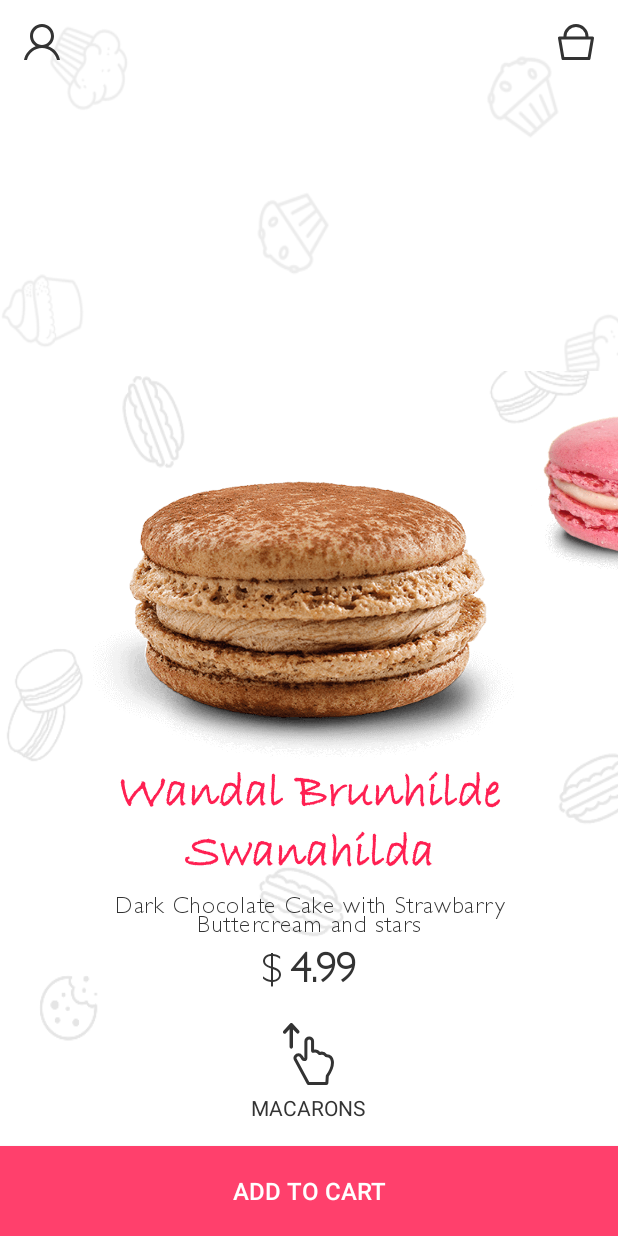
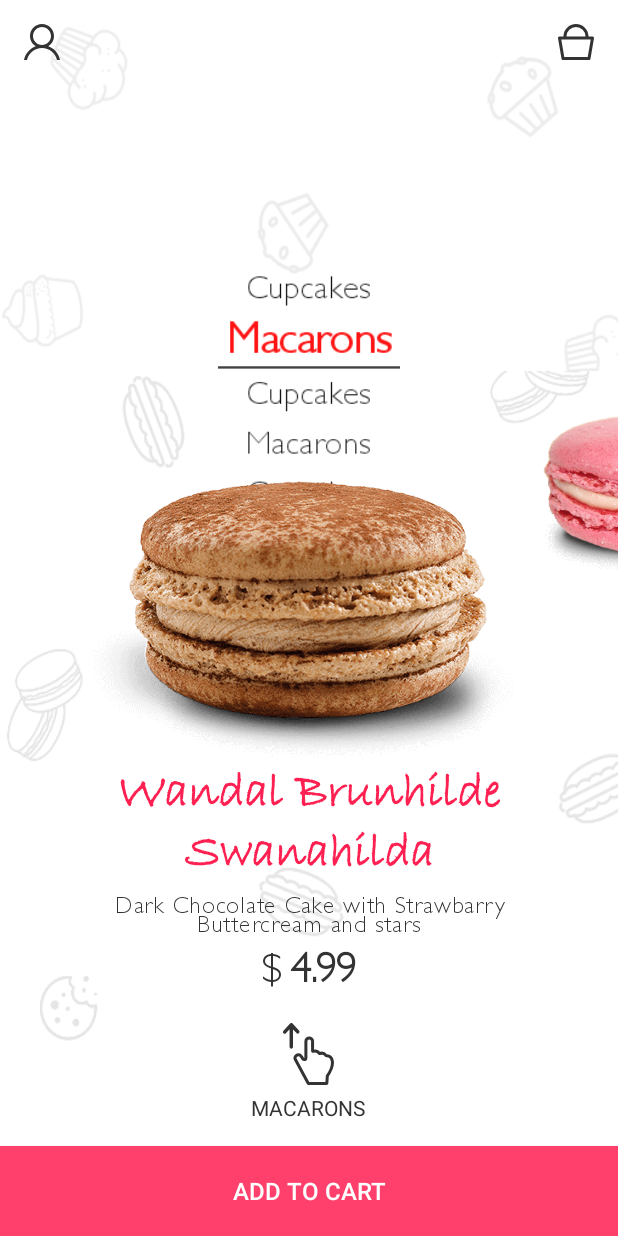
Before and after one commit to softermii/babalex, an Android app: the screen it shows after launch (MainActivity), scrolled down 576 dp, on a phone screen of 412 x 824 dp. Run offline under Robolectric (Android 15) with nearby library versions, the light colour scheme and no system bars.

Commit message:
- categories underscore is added    - categories RecyclerView corrections

```diff
--- a/app/src/main/java/com/shakenbeer/babalex/CategoryAdapter.java
+++ b/app/src/main/java/com/shakenbeer/babalex/CategoryAdapter.java
@@ -2,7 +2,6 @@ package com.shakenbeer.babalex;
 
 import android.content.Context;
 import android.graphics.Color;
-import android.graphics.Paint;
 import android.graphics.Typeface;
 import android.support.v7.widget.RecyclerView;
 import android.view.LayoutInflater;
@@ -42,17 +41,11 @@ class CategoryAdapter extends RecyclerView.Adapter<CategoryAdapter.CategoryViewH
     public void onBindViewHolder(CategoryViewHolder holder, int position) {
         Category category = items.get(position);
         holder.categoryTextView.setText(category.getName());
-        if (position == selected) {
-            holder.categoryTextView.setTypeface(gillSansLight, Typeface.BOLD);
-            holder.categoryTextView.setTextSize(24);
-            holder.categoryTextView.setTextColor(Color.RED);
-            holder.categoryTextView.setPaintFlags(holder.categoryTextView.getPaintFlags() | Paint.UNDERLINE_TEXT_FLAG);
-        } else {
-            holder.categoryTextView.setTypeface(gillSansLight, Typeface.NORMAL);
-            holder.categoryTextView.setTextSize(18);
-            holder.categoryTextView.setTextColor(Color.BLACK);
-            holder.categoryTextView.setPaintFlags(0);
-        }
+        boolean isSelected = position == selected;
+        holder.underscoreView.setVisibility(isSelected ? View.VISIBLE : View.GONE);
+        holder.categoryTextView.setTypeface(gillSansLight, isSelected ? Typeface.BOLD : Typeface.NORMAL);
+        holder.categoryTextView.setTextSize(isSelected ? 24 : 18);
+        holder.categoryTextView.setTextColor(isSelected ? Color.RED : Color.BLACK);
     }
 
     @Override
@@ -74,10 +67,12 @@ class CategoryAdapter extends RecyclerView.Adapter<CategoryAdapter.CategoryViewH
     static class CategoryViewHolder extends RecyclerView.ViewHolder {
 
         TextView categoryTextView;
+        View underscoreView;
 
         CategoryViewHolder(View itemView) {
             super(itemView);
             categoryTextView = (TextView) itemView.findViewById(R.id.category_textView);
+            underscoreView = itemView.findViewById(R.id.category_underscore);
         }
     }
 }
--- a/app/src/main/java/com/shakenbeer/babalex/MainActivity.java
+++ b/app/src/main/java/com/shakenbeer/babalex/MainActivity.java
@@ -10,7 +10,6 @@ import android.widget.LinearLayout;
 import android.widget.TextView;
 
 import com.shakenbeer.babalex.data.Babalex;
-import com.shakenbeer.babalex.data.CategoryItemAnimator;
 import com.shakenbeer.babalex.data.Storage;
 
 import static android.support.v7.widget.RecyclerView.SCROLL_STATE_DRAGGING;
@@ -81,7 +80,6 @@ public class MainActivity extends AppCompatActivity {
         categoriesManager = new CategoriesRecyclerViewManager(categoriesRecyclerView,
                 Storage.animals().getCategoriesCount());
         categoriesRecyclerView.setLayoutManager(scrollLinearLayoutManager);
-        categoriesRecyclerView.setItemAnimator(new CategoryItemAnimator());
         categoriesRecyclerView.setAdapter(categoryAdapter);
 
     }
--- a/app/src/main/java/com/shakenbeer/babalex/SuperBabalexView.java
+++ b/app/src/main/java/com/shakenbeer/babalex/SuperBabalexView.java
@@ -59,6 +59,10 @@ public class SuperBabalexView extends RecyclerView {
         if (scrollListener != null) {
             if (Math.abs(target.getY()) <= target.getImageHeight()) {
                 scrollListener.onScroll((int) Math.abs(target.getY()), target.getImageHeight());
+            } else if (scrollState == SCROLL_STATE_SETTLING) {
+                scrollListener.onScroll((int) Math.abs(getHeight() + target.getY()),
+                        // getY() returns a negative number here, since target is above the screen
+                        target.getImageHeight());
             }
 
             BabalexView firstChild = (BabalexView) getChildAt(0);
@@ -91,14 +95,13 @@ public class SuperBabalexView extends RecyclerView {
     public void onScrollStateChanged(int state) {
         super.onScrollStateChanged(state);
         Log.d("SuperBabalexView", state(state));
-        if (state == SCROLL_STATE_IDLE && scrollState != SCROLL_STATE_DRAGGING) {
-            target = (BabalexView) getChildAt(0);
-            if (scrollListener != null) {
-                if (Math.abs(target.getY()) <= target.getImageHeight()) {
-                    scrollListener.onScroll((int) Math.abs(target.getY()), target.getImageHeight());
-                }
+        target = (BabalexView) getChildAt(0);
+        if (scrollListener != null) {
+            if (Math.abs(target.getY()) <= target.getImageHeight()) {
+                scrollListener.onScroll((int) Math.abs(target.getY()), target.getImageHeight());
             }
         }
+
         scrollState = state;
     }
 
--- a/app/src/main/java/com/shakenbeer/babalex/data/CategoryItemAnimator.java
+++ /dev/null
@@ -1,34 +0,0 @@
-package com.shakenbeer.babalex.data;
-
-import android.support.v7.widget.DefaultItemAnimator;
-import android.support.v7.widget.RecyclerView;
-import android.support.v7.widget.SimpleItemAnimator;
-import android.util.Log;
-
-
-public class CategoryItemAnimator extends DefaultItemAnimator {
-
-    @Override
-    public boolean animateRemove(RecyclerView.ViewHolder holder) {
-        Log.d("CategoryItemAnimator", "animateRemove");
-        return super.animateRemove(holder);
-    }
-
-    @Override
-    public boolean animateAdd(RecyclerView.ViewHolder holder) {
-        Log.d("CategoryItemAnimator", "animateAdd");
-        return super.animateAdd(holder);
-    }
-
-    @Override
-    public boolean animateMove(RecyclerView.ViewHolder holder, int fromX, int fromY, int toX, int toY) {
-        Log.d("CategoryItemAnimator", "animateMove");
-        return super.animateMove(holder, fromX, fromY, toX, toY);
-    }
-
-    @Override
-    public boolean animateChange(RecyclerView.ViewHolder oldHolder, RecyclerView.ViewHolder newHolder, int fromX, int fromY, int toX, int toY) {
-        Log.d("CategoryItemAnimator", "animateChange");
-        return super.animateChange(oldHolder, newHolder, fromX, fromY, toX, toY);
-    }
-}
--- a/app/src/main/java/com/shakenbeer/babalex/data/Storage.java
+++ b/app/src/main/java/com/shakenbeer/babalex/data/Storage.java
@@ -27,7 +27,11 @@ public class Storage {
         macaron.add(new Candy("Ida Albertus Willahelm", R.drawable.macaron4));
         macaron.add(new Candy("Raginmund Hariman Auda", R.drawable.macaron5));
         sweets.addCategory(macaron);
-
+        sweets.addCategory(cupcakes);
+        sweets.addCategory(macaron);
+        sweets.addCategory(cupcakes);
+        sweets.addCategory(macaron);
+        sweets.addCategory(cupcakes);
     }
 
 
--- a/app/src/main/res/layout/item_category.xml
+++ b/app/src/main/res/layout/item_category.xml
@@ -1,9 +1,28 @@
 <?xml version="1.0" encoding="utf-8"?>
-<TextView xmlns:android="http://schemas.android.com/apk/res/android"
-    android:id="@+id/category_textView"
+<LinearLayout xmlns:android="http://schemas.android.com/apk/res/android"
+    xmlns:tools="http://schemas.android.com/tools"
     android:layout_width="match_parent"
-    android:layout_height="@dimen/category_item_recycler_view_height"
+    android:layout_height="wrap_content"
     android:gravity="center"
-    android:textAllCaps="false">
+    android:orientation="vertical">
 
-</TextView>
+    <TextView
+        android:id="@+id/category_textView"
+        android:layout_width="wrap_content"
+        android:layout_height="@dimen/category_item_recycler_view_height"
+        android:gravity="center"
+        android:textAllCaps="false"
+        tools:text="Foals" />
+
+    <View
+        android:id="@+id/category_underscore"
+        android:layout_width="wrap_content"
+        android:layout_height="1dp"
+        android:gravity="center"
+        android:layout_marginTop="2dp"
+        android:background="#333"
+        android:visibility="gone"
+        tools:visibility="visible" />
+
+
+</LinearLayout>
```
